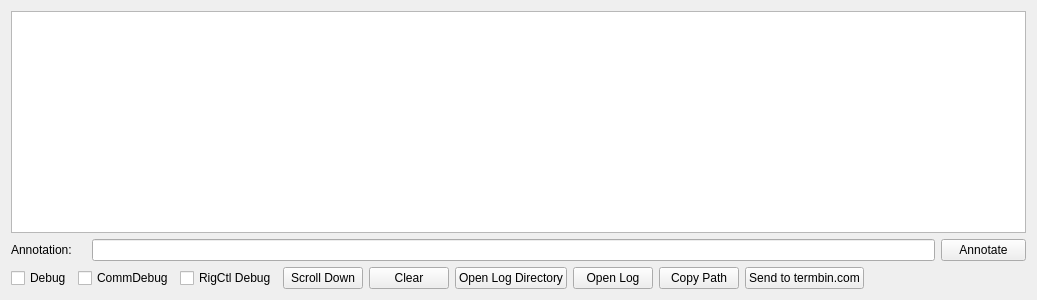
The window that src/loggingwindow.ui (kazushinjo/wfview-win) describes before a commit, drawn with Qt 5.
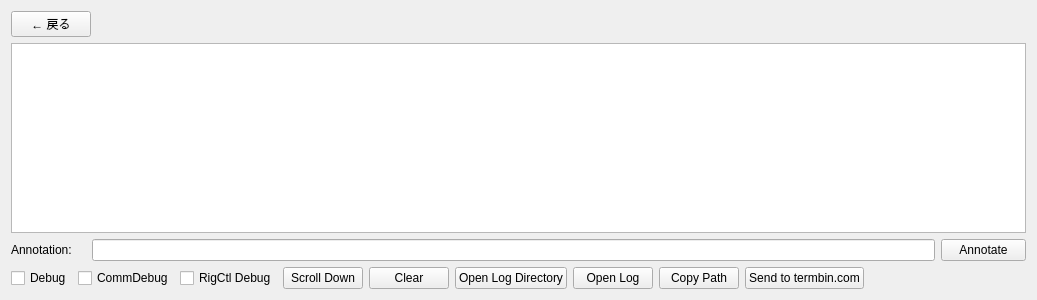
The same window after the commit.

Commit message: Add Help viewer, lock SWR/Tx meters, double-click exit, back buttons, JA labels

The edit to the form file:
```diff
--- a/src/loggingwindow.ui
+++ b/src/loggingwindow.ui
@@ -14,6 +14,30 @@
    <string>Form</string>
   </property>
   <layout class="QVBoxLayout" name="verticalLayout">
+   <item>
+    <layout class="QHBoxLayout" name="backButtonLayout">
+     <item>
+      <widget class="QPushButton" name="backBtn">
+       <property name="text">
+        <string>← 戻る</string>
+       </property>
+      </widget>
+     </item>
+     <item>
+      <spacer name="backButtonSpacer">
+       <property name="orientation">
+        <enum>Qt::Orientation::Horizontal</enum>
+       </property>
+       <property name="sizeHint" stdset="0">
+        <size>
+         <width>40</width>
+         <height>20</height>
+        </size>
+       </property>
+      </spacer>
+     </item>
+    </layout>
+   </item>
    <item>
     <widget class="QPlainTextEdit" name="logTextDisplay">
      <property name="focusPolicy">
```
The commit also changes 19 other files.
